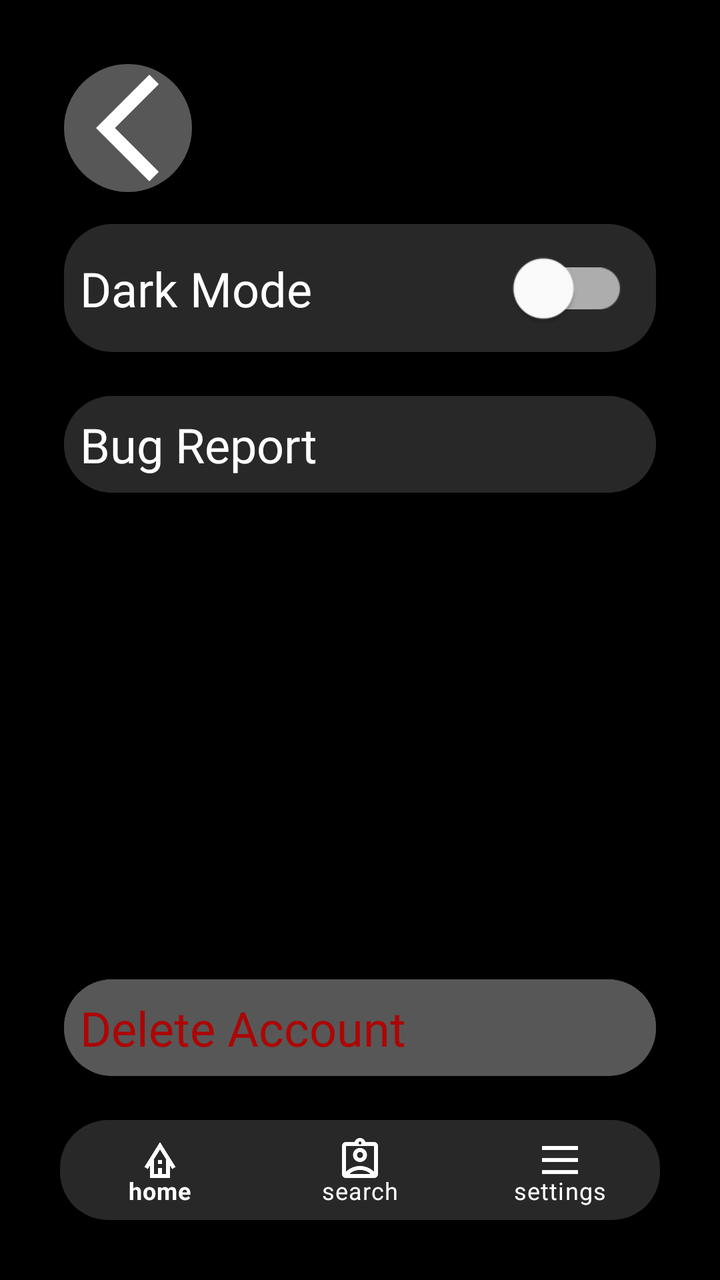
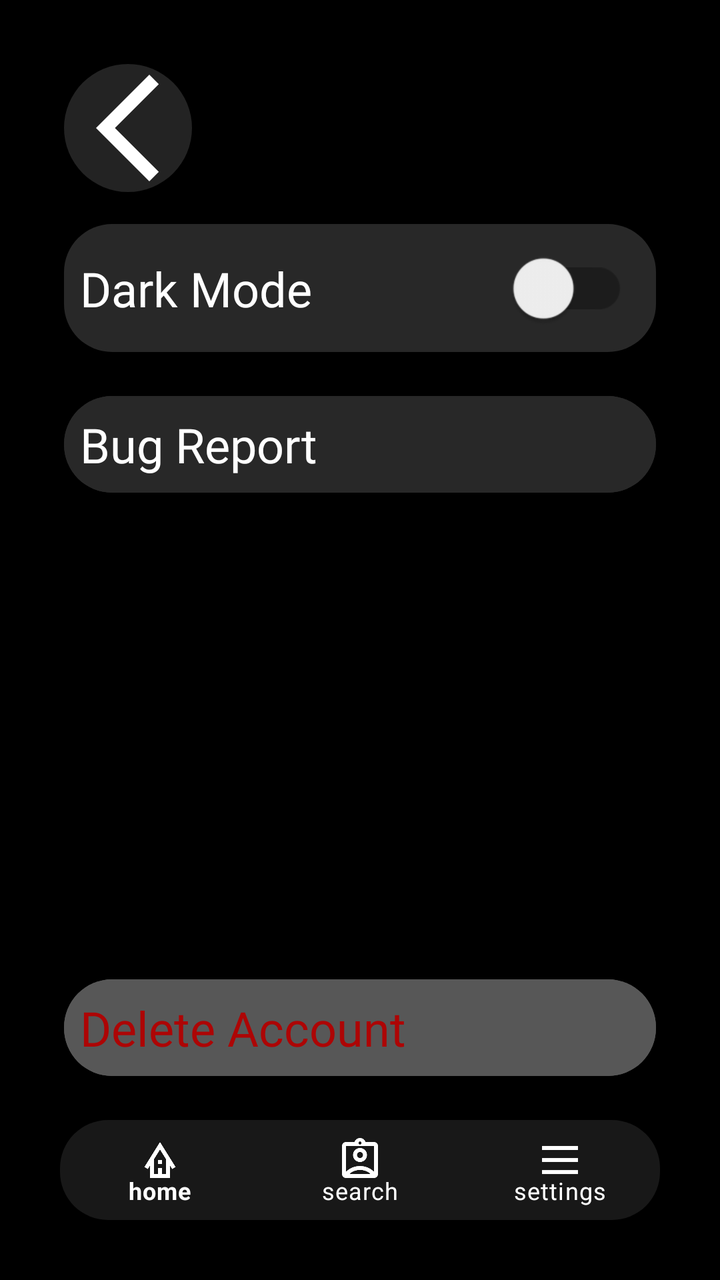

The first picture is an Android layout as it rendered before a commit; the second is the same layout after the commit. The layout source and the unified diff follow.
<!-- AndroidManifest.xml: application theme Theme.MyApplication_Java -->
<!-- res/layout/activity_settings.xml -->
<?xml version="1.0" encoding="utf-8"?>
<androidx.constraintlayout.widget.ConstraintLayout xmlns:android="http://schemas.android.com/apk/res/android"
    xmlns:tools="http://schemas.android.com/tools"
    android:layout_width="match_parent"
    android:layout_height="match_parent"
    xmlns:app="http://schemas.android.com/apk/res-auto"
    android:background="#000000">

    <ImageView
        android:id="@+id/imageView2"
        android:layout_width="64dp"
        android:layout_height="64dp"
        android:layout_marginStart="32dp"
        android:layout_marginTop="32dp"
        android:background="@drawable/search_button"
        app:layout_constraintStart_toStartOf="parent"
        app:layout_constraintTop_toTopOf="parent"
        app:srcCompat="@drawable/back_icon" />


    <com.google.android.material.bottomnavigation.BottomNavigationView
        android:id="@+id/bottomNavigationView"
        android:layout_width="300dp"
        android:layout_height="50dp"
        android:layout_marginBottom="30dp"
        android:background="@drawable/rounded_box"
        app:itemIconTint="#FFFFFF"
        app:itemTextColor="#FFFFFF"
        app:layout_constraintBottom_toBottomOf="parent"
        app:layout_constraintEnd_toEndOf="parent"
        app:layout_constraintStart_toStartOf="parent"
        app:menu="@menu/bottom_navigation_bar" />


    <androidx.constraintlayout.widget.ConstraintLayout
        android:id="@+id/dark_mode_row"
        android:layout_width="0dp"
        android:layout_height="wrap_content"
        android:layout_marginStart="32dp"
        android:layout_marginTop="16dp"
        android:layout_marginEnd="32dp"
        android:background="@drawable/rounded_box"
        android:padding="8dp"
        app:layout_constraintEnd_toEndOf="parent"
        app:layout_constraintStart_toStartOf="parent"
        app:layout_constraintTop_toBottomOf="@id/imageView2">

        <TextView
            android:layout_width="wrap_content"
            android:layout_height="wrap_content"
            app:fontFamily="@font/inter_bold"
            android:text="Dark Mode"
            android:textColor="#FFFFFF"
            android:textSize="24sp"
            app:layout_constraintBottom_toBottomOf="parent"
            app:layout_constraintStart_toStartOf="parent"
            app:layout_constraintTop_toTopOf="parent" />

        <com.google.android.material.switchmaterial.SwitchMaterial
            android:id="@+id/dark_mode_switch"
            android:layout_width="wrap_content"
            android:layout_height="wrap_content"
            android:layout_marginEnd="16dp"
            android:scaleX="1.5"
            android:scaleY="1.5"
            app:layout_constraintBottom_toBottomOf="parent"
            app:layout_constraintEnd_toEndOf="parent"
            app:layout_constraintTop_toTopOf="parent" />
    </androidx.constraintlayout.widget.ConstraintLayout>

    <com.google.android.material.button.MaterialButton
        android:id="@+id/bug_report"
        android:layout_width="0dp"
        android:layout_height="wrap_content"
        android:layout_marginStart="32dp"
        android:layout_marginTop="16dp"
        android:layout_marginEnd="32dp"
        android:backgroundTint="#282828"
        android:padding="8dp"
        android:text="Bug Report"
        android:textAlignment="viewStart"
        android:textSize="24sp"
        app:cornerRadius="24dp"
        style="@style/text_style"
        android:letterSpacing="0"
        app:layout_constraintEnd_toEndOf="parent"
        app:layout_constraintStart_toStartOf="parent"
        app:layout_constraintTop_toBottomOf="@+id/dark_mode_row" />

    <com.google.android.material.button.MaterialButton
        android:id="@+id/delete_account_button"
        android:layout_width="0dp"
        android:layout_height="wrap_content"
        android:layout_marginStart="32dp"
        android:layout_marginEnd="32dp"
        android:layout_marginBottom="16dp"
        android:backgroundTint="#575757"
        android:padding="8dp"
        android:text="Delete Account"
        android:textAlignment="viewStart"
        android:textColor="#AD0505"
        android:textSize="24sp"
        app:cornerRadius="24dp"
        style="@style/text_style"
        android:letterSpacing="0"
        app:layout_constraintBottom_toTopOf="@+id/bottomNavigationView"
        app:layout_constraintEnd_toEndOf="parent"
        app:layout_constraintStart_toStartOf="parent" />


</androidx.constraintlayout.widget.ConstraintLayout>
<!-- resources referenced by this layout -->
<resources>
  <!-- drawable back_icon (drawable) -->
  <vector xmlns:android="http://schemas.android.com/apk/res/android" android:autoMirrored="true" android:height="30dp" android:tint="#FFFFFF" android:viewportHeight="960" android:viewportWidth="960" android:width="30dp">
        
      <path android:fillColor="@android:color/white" android:pathData="M640,880L240,480L640,80L711,151L382,480L711,809L640,880Z"/>
      
  </vector>
  <!-- drawable rounded_box (drawable) -->
  <shape xmlns:android="http://schemas.android.com/apk/res/android">
  
      <solid android:color="#282828"/>
  
      <corners android:radius="24dp"/>
  
  </shape>
  <!-- drawable search_button (drawable) -->
  <?xml version="1.0" encoding="utf-8"?>
  <shape xmlns:android="http://schemas.android.com/apk/res/android">
      <solid android:color="#575757"/>
  
      <corners android:radius="1000dp"/>
  </shape>
  <style name="text_style" parent="Widget.MaterialComponents.Button">
          <item name="android:fontFamily">@font/inter_bold</item>
          <item name="android:textAllCaps">false</item>
      </style>
  <style name="Theme.MyApplication_Java" parent="Theme.MaterialComponents.DayNight.DarkActionBar">
          
          <item name="colorPrimary">@color/purple_500</item>
          <item name="colorPrimaryVariant">@color/purple_700</item>
          <item name="colorOnPrimary">@color/white</item>
          
          <item name="colorSecondary">@color/teal_200</item>
          <item name="colorSecondaryVariant">@color/teal_700</item>
          <item name="colorOnSecondary">@color/black</item>
          
          <item name="android:statusBarColor">?attr/colorPrimaryVariant</item>
          
      </style>
  <color name="purple_500">#FF6200EE</color>
  <color name="purple_700">#FF3700B3</color>
  <color name="white">#FFFFFFFF</color>
  <color name="teal_200">#FF03DAC5</color>
  <color name="teal_700">#FF018786</color>
  <color name="black">#FF000000</color>
</resources>

<!-- the commit's change to res/layout/activity_settings.xml (unified diff, before → after) -->
@@ -23,7 +23,7 @@
         android:layout_width="300dp"
         android:layout_height="50dp"
         android:layout_marginBottom="30dp"
-        android:background="@drawable/rounded_box"
+        android:background="@drawable/bottom_nav_background"
         app:itemIconTint="#FFFFFF"
         app:itemTextColor="#FFFFFF"
         app:layout_constraintBottom_toBottomOf="parent"
@@ -46,12 +46,13 @@
         app:layout_constraintTop_toBottomOf="@id/imageView2">
 
         <TextView
+            android:id="@+id/textView2"
             android:layout_width="wrap_content"
             android:layout_height="wrap_content"
-            app:fontFamily="@font/inter_bold"
             android:text="Dark Mode"
             android:textColor="#FFFFFF"
             android:textSize="24sp"
+            app:fontFamily="@font/inter_bold"
             app:layout_constraintBottom_toBottomOf="parent"
             app:layout_constraintStart_toStartOf="parent"
             app:layout_constraintTop_toTopOf="parent" />
@@ -61,11 +62,13 @@
             android:layout_width="wrap_content"
             android:layout_height="wrap_content"
             android:layout_marginEnd="16dp"
+            android:labelFor="@id/textView2"
             android:scaleX="1.5"
             android:scaleY="1.5"
             app:layout_constraintBottom_toBottomOf="parent"
             app:layout_constraintEnd_toEndOf="parent"
-            app:layout_constraintTop_toTopOf="parent" />
+            app:layout_constraintTop_toTopOf="parent"
+            app:useMaterialThemeColors="false" />
     </androidx.constraintlayout.widget.ConstraintLayout>
 
     <com.google.android.material.button.MaterialButton
<!-- resource entries referenced after the edit -->
@@ -6,6 +6,14 @@
       <path android:fillColor="@android:color/white" android:pathData="M640,880L240,480L640,80L711,151L382,480L711,809L640,880Z"/>
       
   </vector>
+  <!-- drawable bottom_nav_background (drawable) -->
+  <shape xmlns:android="http://schemas.android.com/apk/res/android">
+  
+      <solid android:color="#99282828"/>
+  
+      <corners android:radius="24dp"/>
+  
+  </shape>
   <!-- drawable rounded_box (drawable) -->
   <shape xmlns:android="http://schemas.android.com/apk/res/android">
   
@@ -17,7 +25,7 @@
   <!-- drawable search_button (drawable) -->
   <?xml version="1.0" encoding="utf-8"?>
   <shape xmlns:android="http://schemas.android.com/apk/res/android">
-      <solid android:color="#575757"/>
+      <solid android:color="#66575757"/>
   
       <corners android:radius="1000dp"/>
   </shape>
